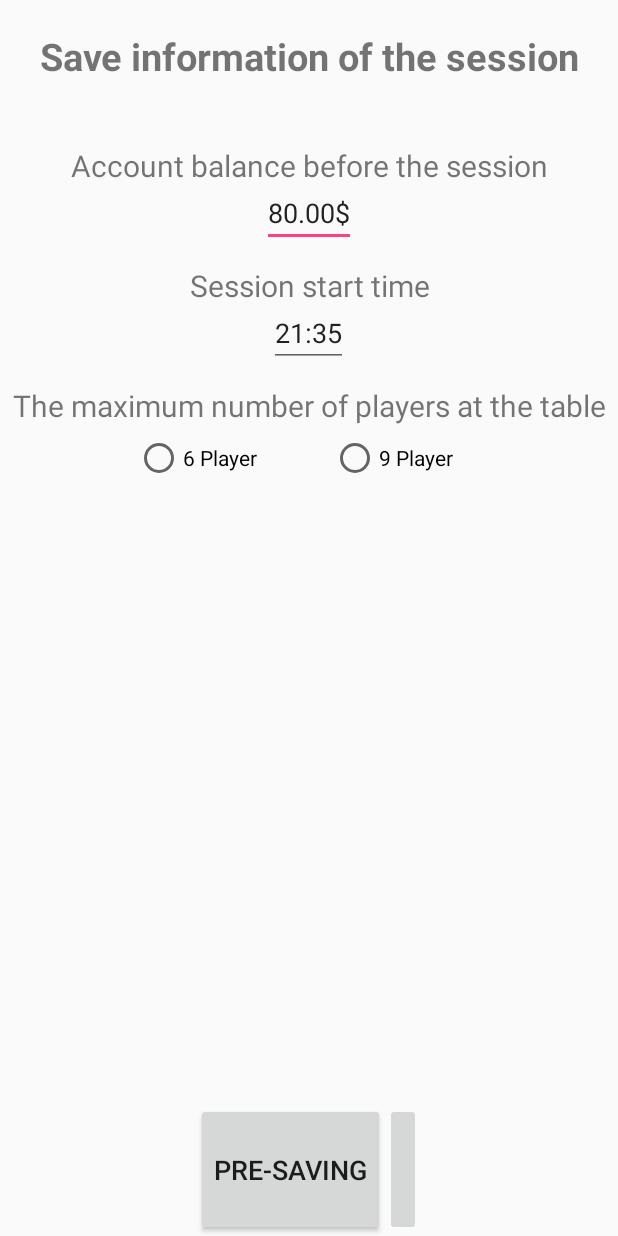
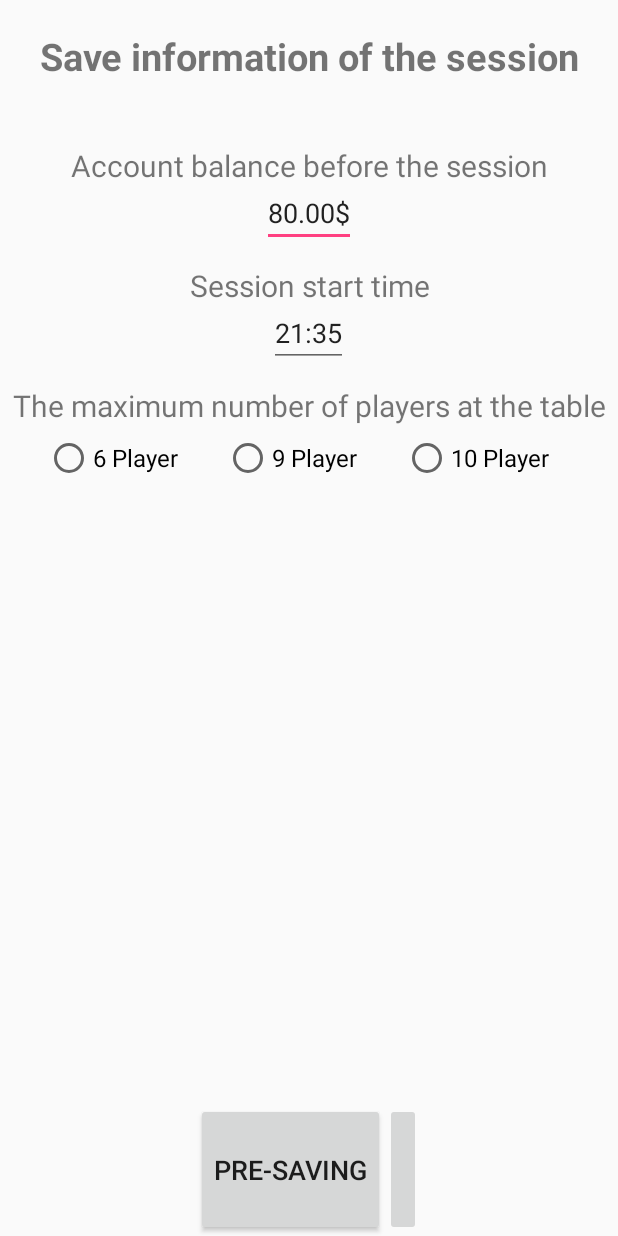
Before and after one commit to SebastianJavaGame/Poker-statistic, an Android app: the layout activity_save_data.xml on its own in the app's theme, with its tools: preview values and no code run, on a phone screen of 412 x 824 dp. Run offline under Robolectric (Android 15) with nearby library versions, the phone set to English and light mode, and no system bars.

```diff
--- a/app/src/main/AndroidManifest.xml
+++ b/app/src/main/AndroidManifest.xml
@@ -9,7 +9,7 @@
         android:roundIcon="@mipmap/ic_launcher_round"
         android:supportsRtl="true"
         android:theme="@style/AppTheme">
-        <activity android:name=".MainMenu">
+        <activity android:name=".Activities.MainMenu">
             <intent-filter>
                 <action android:name="android.intent.action.MAIN" />
 
--- a/app/src/main/java/com/sebastian/scislak/pokerstatistics/MainMenu.java
+++ b/app/src/main/java/com/sebastian/scislak/pokerstatistics/Activities/MainMenu.java
@@ -1,10 +1,12 @@
-package com.sebastian.scislak.pokerstatistics;
+package com.sebastian.scislak.pokerstatistics.Activities;
 
 import android.content.Intent;
 import android.support.v7.app.AppCompatActivity;
 import android.os.Bundle;
 import android.view.View;
 import android.widget.Toast;
+
+import com.sebastian.scislak.pokerstatistics.R;
 
 public class MainMenu extends AppCompatActivity {
 
--- a/app/src/main/java/com/sebastian/scislak/pokerstatistics/SaveData.java
+++ b/app/src/main/java/com/sebastian/scislak/pokerstatistics/Activities/SaveData.java
@@ -1,8 +1,10 @@
-package com.sebastian.scislak.pokerstatistics;
+package com.sebastian.scislak.pokerstatistics.Activities;
 
 import android.os.Bundle;
 import android.support.v7.app.AppCompatActivity;
 import android.view.View;
+
+import com.sebastian.scislak.pokerstatistics.R;
 
 /**
  * Created by User on 2018-01-21.
--- a/app/src/main/java/com/sebastian/scislak/pokerstatistics/ShowData.java
+++ b/app/src/main/java/com/sebastian/scislak/pokerstatistics/Activities/ShowData.java
@@ -1,7 +1,9 @@
-package com.sebastian.scislak.pokerstatistics;
+package com.sebastian.scislak.pokerstatistics.Activities;
 
 import android.os.Bundle;
 import android.support.v7.app.AppCompatActivity;
+
+import com.sebastian.scislak.pokerstatistics.R;
 
 /**
  * Created by User on 2018-01-21.
--- a/app/src/main/res/layout/activity_main_menu.xml
+++ b/app/src/main/res/layout/activity_main_menu.xml
@@ -4,7 +4,7 @@
     xmlns:tools="http://schemas.android.com/tools"
     android:layout_width="match_parent"
     android:layout_height="match_parent"
-    tools:context="com.sebastian.scislak.pokerstatistics.MainMenu"
+    tools:context="com.sebastian.scislak.pokerstatistics.Activities.MainMenu"
     android:orientation="vertical"
     android:background="@color/colorSeparator"
     android:paddingLeft="18dp"
--- a/app/src/main/res/layout/activity_main_show.xml
+++ b/app/src/main/res/layout/activity_main_show.xml
@@ -4,7 +4,7 @@
     xmlns:tools="http://schemas.android.com/tools"
     android:layout_width="match_parent"
     android:layout_height="match_parent"
-    tools:context="com.sebastian.scislak.pokerstatistics.ShowData">
+    tools:context="com.sebastian.scislak.pokerstatistics.Activities.ShowData">
 
     <TextView
         android:layout_width="wrap_content"
--- a/app/src/main/res/layout/activity_save_data.xml
+++ b/app/src/main/res/layout/activity_save_data.xml
@@ -3,7 +3,7 @@
     xmlns:tools="http://schemas.android.com/tools"
     android:layout_width="match_parent"
     android:layout_height="match_parent"
-    tools:context="com.sebastian.scislak.pokerstatistics.SaveData"
+    tools:context="com.sebastian.scislak.pokerstatistics.Activities.SaveData"
     android:orientation="vertical"
     android:weightSum="12">
 
@@ -71,20 +71,29 @@
                 android:layout_height="match_parent"
                 android:orientation="horizontal"
                 android:paddingTop="5dp"
-                android:paddingLeft="90dp"
-                android:paddingRight="60dp">
+                android:layout_marginLeft="30dp"
+                android:layout_marginRight="15dp">
 
                 <RadioButton
                     android:layout_width="wrap_content"
                     android:layout_height="match_parent"
                     android:text="6 Player"
-                    android:layout_weight="1"/>
+                    android:layout_weight="1"
+                    android:textSize="16dp"/>
 
                 <RadioButton
                     android:layout_width="wrap_content"
                     android:layout_height="match_parent"
                     android:text="9 Player"
-                    android:layout_weight="1"/>
+                    android:layout_weight="1"
+                    android:textSize="16dp"/>
+
+                <RadioButton
+                    android:layout_width="wrap_content"
+                    android:layout_height="match_parent"
+                    android:text="10 Player"
+                    android:layout_weight="1"
+                    android:textSize="16dp"/>
             </RadioGroup>
 
         </LinearLayout>
```
Also changed, not shown: app/src/main/java/com/sebastian/scislak/pokerstatistics/ScriptsClass/Session.java (added, +19 -0 lines), app/src/main/java/com/sebastian/scislak/pokerstatistics/ScriptsClass/SessionDB.java (added, +40 -0 lines).
